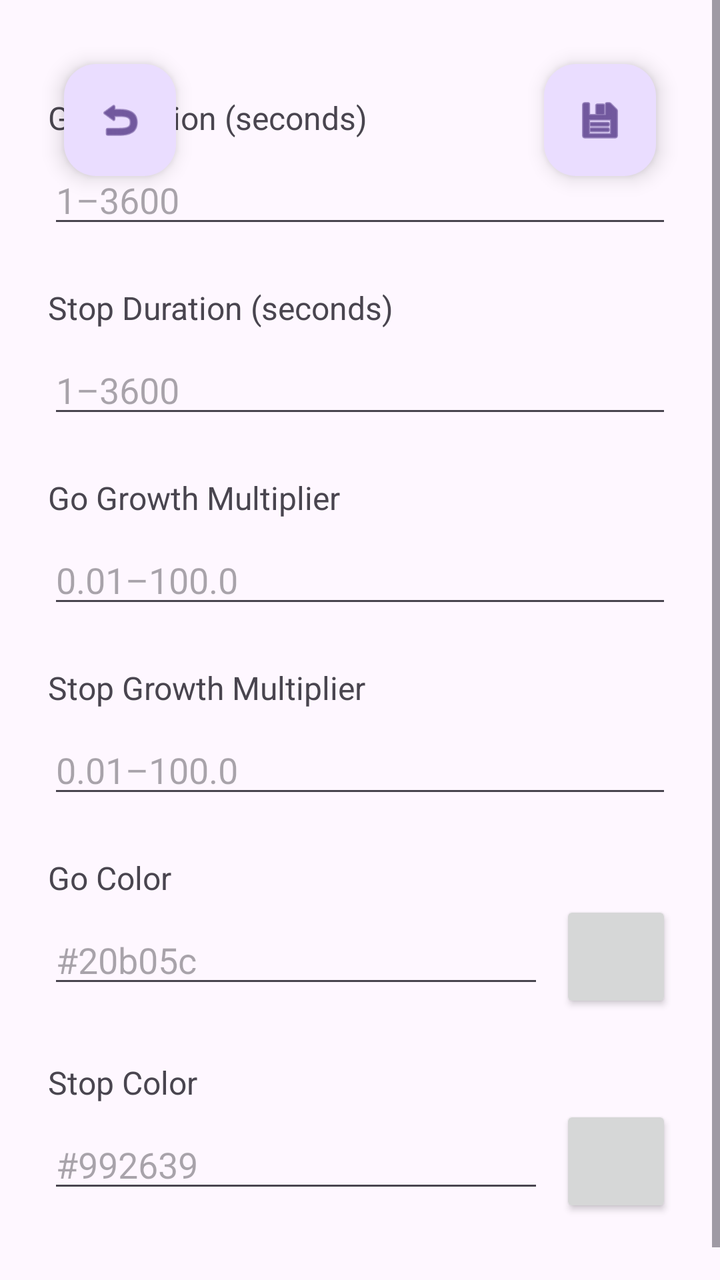
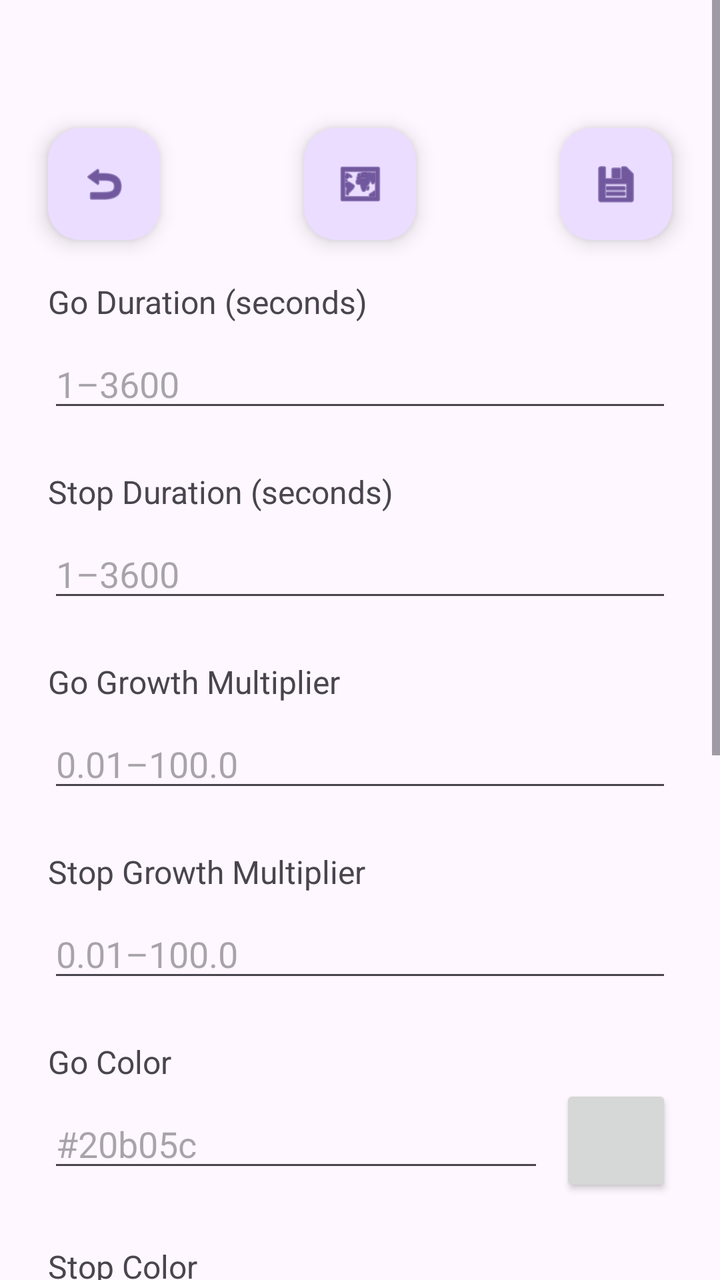

Screens rendered from an Android XML layout before and after an edit, with the pre-edit source and the edit as a unified diff.
<!-- AndroidManifest.xml: application theme Theme.StopAndGo -->
<!-- res/layout/activity_settings.xml -->
<?xml version="1.0" encoding="utf-8"?>
<androidx.coordinatorlayout.widget.CoordinatorLayout xmlns:android="http://schemas.android.com/apk/res/android"
    xmlns:app="http://schemas.android.com/apk/res-auto"
    android:layout_width="match_parent"
    android:layout_height="match_parent">

    <ScrollView
        android:layout_width="match_parent"
        android:layout_height="match_parent"
        android:clickable="true"
        android:fillViewport="true"
        android:focusable="true"
        android:focusableInTouchMode="true">

        <androidx.constraintlayout.widget.ConstraintLayout
            android:id="@+id/settings_container"
            android:layout_width="match_parent"
            android:layout_height="wrap_content"
            android:clickable="true"
            android:focusable="true"
            android:focusableInTouchMode="true"
            android:paddingStart="24dp"
            android:paddingTop="48dp"
            android:paddingEnd="24dp"
            android:paddingBottom="48dp">

            <TextView
                android:id="@+id/go_duration_label"
                android:layout_width="0dp"
                android:layout_height="wrap_content"
                android:text="@string/go_duration"
                android:textSize="16sp"
                app:layout_constraintEnd_toEndOf="parent"
                app:layout_constraintStart_toStartOf="parent"
                app:layout_constraintTop_toTopOf="parent" />

            <EditText
                android:id="@+id/go_duration_input"
                android:layout_width="0dp"
                android:layout_height="wrap_content"
                android:layout_marginTop="8dp"
                android:autofillHints=""
                android:hint="@string/go_duration_hint"
                android:inputType="number"
                app:layout_constraintEnd_toEndOf="parent"
                app:layout_constraintStart_toStartOf="parent"
                app:layout_constraintTop_toBottomOf="@id/go_duration_label" />

            <TextView
                android:id="@+id/stop_duration_label"
                android:layout_width="0dp"
                android:layout_height="wrap_content"
                android:layout_marginTop="24dp"
                android:text="@string/stop_duration"
                android:textSize="16sp"
                app:layout_constraintEnd_toEndOf="parent"
                app:layout_constraintStart_toStartOf="parent"
                app:layout_constraintTop_toBottomOf="@id/go_duration_input" />

            <EditText
                android:id="@+id/stop_duration_input"
                android:layout_width="0dp"
                android:layout_height="wrap_content"
                android:layout_marginTop="8dp"
                android:autofillHints=""
                android:hint="@string/stop_duration_hint"
                android:inputType="number"
                app:layout_constraintEnd_toEndOf="parent"
                app:layout_constraintStart_toStartOf="parent"
                app:layout_constraintTop_toBottomOf="@id/stop_duration_label" />

            <TextView
                android:id="@+id/go_growth_label"
                android:layout_width="0dp"
                android:layout_height="wrap_content"
                android:layout_marginTop="24dp"
                android:text="@string/go_growth"
                android:textSize="16sp"
                app:layout_constraintEnd_toEndOf="parent"
                app:layout_constraintStart_toStartOf="parent"
                app:layout_constraintTop_toBottomOf="@id/stop_duration_input" />

            <EditText
                android:id="@+id/go_growth_input"
                android:layout_width="0dp"
                android:layout_height="wrap_content"
                android:layout_marginTop="8dp"
                android:autofillHints=""
                android:hint="@string/go_growth_hint"
                android:inputType="numberDecimal"
                app:layout_constraintEnd_toEndOf="parent"
                app:layout_constraintStart_toStartOf="parent"
                app:layout_constraintTop_toBottomOf="@id/go_growth_label" />

            <TextView
                android:id="@+id/stop_growth_label"
                android:layout_width="0dp"
                android:layout_height="wrap_content"
                android:layout_marginTop="24dp"
                android:text="@string/stop_growth"
                android:textSize="16sp"
                app:layout_constraintEnd_toEndOf="parent"
                app:layout_constraintStart_toStartOf="parent"
                app:layout_constraintTop_toBottomOf="@id/go_growth_input" />

            <EditText
                android:id="@+id/stop_growth_input"
                android:layout_width="0dp"
                android:layout_height="wrap_content"
                android:layout_marginTop="8dp"
                android:autofillHints=""
                android:hint="@string/stop_growth_hint"
                android:inputType="numberDecimal"
                app:layout_constraintEnd_toEndOf="parent"
                app:layout_constraintStart_toStartOf="parent"
                app:layout_constraintTop_toBottomOf="@id/stop_growth_label" />

            <TextView
                android:id="@+id/go_color_label"
                android:layout_width="0dp"
                android:layout_height="wrap_content"
                android:layout_marginTop="24dp"
                android:text="@string/go_color"
                android:textSize="16sp"
                app:layout_constraintEnd_toEndOf="parent"
                app:layout_constraintStart_toStartOf="parent"
                app:layout_constraintTop_toBottomOf="@id/stop_growth_input" />

            <EditText
                android:id="@+id/go_color_input"
                android:layout_width="0dp"
                android:layout_height="wrap_content"
                android:layout_marginTop="8dp"
                android:layout_marginEnd="8dp"
                android:autofillHints=""
                android:hint="@string/go_color_hint"
                android:inputType="text"
                app:layout_constraintEnd_toStartOf="@id/go_color_picker_button"
                app:layout_constraintStart_toStartOf="parent"
                app:layout_constraintTop_toBottomOf="@id/go_color_label" />

            <Button
                android:id="@+id/go_color_picker_button"
                android:layout_width="56dp"
                android:layout_height="56dp"
                android:contentDescription="@string/pick_color"
                app:layout_constraintBottom_toBottomOf="@id/go_color_input"
                app:layout_constraintEnd_toEndOf="parent"
                app:layout_constraintTop_toTopOf="@id/go_color_input" />

            <TextView
                android:id="@+id/stop_color_label"
                android:layout_width="0dp"
                android:layout_height="wrap_content"
                android:layout_marginTop="24dp"
                android:text="@string/stop_color"
                android:textSize="16sp"
                app:layout_constraintEnd_toEndOf="parent"
                app:layout_constraintStart_toStartOf="parent"
                app:layout_constraintTop_toBottomOf="@id/go_color_picker_button" />

            <EditText
                android:id="@+id/stop_color_input"
                android:layout_width="0dp"
                android:layout_height="wrap_content"
                android:layout_marginTop="8dp"
                android:layout_marginEnd="8dp"
                android:autofillHints=""
                android:hint="@string/stop_color_hint"
                android:inputType="text"
                app:layout_constraintEnd_toStartOf="@id/stop_color_picker_button"
                app:layout_constraintStart_toStartOf="parent"
                app:layout_constraintTop_toBottomOf="@id/stop_color_label" />

            <Button
                android:id="@+id/stop_color_picker_button"
                android:layout_width="56dp"
                android:layout_height="56dp"
                android:contentDescription="@string/pick_color"
                app:layout_constraintBottom_toBottomOf="@id/stop_color_input"
                app:layout_constraintEnd_toEndOf="parent"
                app:layout_constraintTop_toTopOf="@id/stop_color_input" />

        </androidx.constraintlayout.widget.ConstraintLayout>
    </ScrollView>

    <com.google.android.material.floatingactionbutton.FloatingActionButton
        android:id="@+id/save_button"
        android:layout_width="wrap_content"
        android:layout_height="wrap_content"
        android:layout_gravity="top|end"
        android:layout_margin="32dp"
        android:contentDescription="@string/save_settings"
        app:srcCompat="@android:drawable/ic_menu_save" />

    <com.google.android.material.floatingactionbutton.FloatingActionButton
        android:id="@+id/reset_button"
        android:layout_width="wrap_content"
        android:layout_height="wrap_content"
        android:layout_gravity="top|start"
        android:layout_margin="32dp"
        android:contentDescription="@string/reset_timer"
        app:srcCompat="@android:drawable/ic_menu_revert" />

</androidx.coordinatorlayout.widget.CoordinatorLayout>
<!-- resources referenced by this layout -->
<resources>
  <string name="go_color">Go Color</string>
  <string name="go_color_hint" translatable="false">#20b05c</string>
  <string name="go_duration">Go Duration (seconds)</string>
  <string name="go_duration_hint">1–3600</string>
  <string name="go_growth">Go Growth Multiplier</string>
  <string name="go_growth_hint">0.01–100.0</string>
  <string name="pick_color">Pick Color</string>
  <string name="reset_timer">Reset Timer</string>
  <string name="save_settings">Save Settings</string>
  <string name="stop_color">Stop Color</string>
  <string name="stop_color_hint" translatable="false">#992639</string>
  <string name="stop_duration">Stop Duration (seconds)</string>
  <string name="stop_duration_hint">1–3600</string>
  <string name="stop_growth">Stop Growth Multiplier</string>
  <string name="stop_growth_hint">0.01–100.0</string>
  <style name="Theme.StopAndGo" parent="Base.Theme.StopAndGo" />
  <style name="Base.Theme.StopAndGo" parent="Theme.Material3.DayNight.NoActionBar">
      </style>
</resources>

<!-- the commit's change to res/layout/activity_settings.xml (unified diff, before → after) -->
@@ -5,24 +5,19 @@
     android:layout_height="match_parent">
 
     <ScrollView
+        android:id="@+id/settings_scroll_view"
         android:layout_width="match_parent"
         android:layout_height="match_parent"
-        android:clickable="true"
-        android:fillViewport="true"
-        android:focusable="true"
-        android:focusableInTouchMode="true">
+        android:fillViewport="true">
 
         <androidx.constraintlayout.widget.ConstraintLayout
             android:id="@+id/settings_container"
             android:layout_width="match_parent"
             android:layout_height="wrap_content"
-            android:clickable="true"
-            android:focusable="true"
-            android:focusableInTouchMode="true"
             android:paddingStart="24dp"
-            android:paddingTop="48dp"
+            android:paddingTop="140dp"
             android:paddingEnd="24dp"
-            android:paddingBottom="48dp">
+            android:paddingBottom="384dp">
 
             <TextView
                 android:id="@+id/go_duration_label"
@@ -189,16 +184,34 @@
         android:layout_width="wrap_content"
         android:layout_height="wrap_content"
         android:layout_gravity="top|end"
-        android:layout_margin="32dp"
+        android:layout_marginStart="24dp"
+        android:layout_marginTop="64dp"
+        android:layout_marginEnd="24dp"
+        android:layout_marginBottom="24dp"
         android:contentDescription="@string/save_settings"
         app:srcCompat="@android:drawable/ic_menu_save" />
+
+    <com.google.android.material.floatingactionbutton.FloatingActionButton
+        android:id="@+id/language_button"
+        android:layout_width="wrap_content"
+        android:layout_height="wrap_content"
+        android:layout_gravity="top|center_horizontal"
+        android:layout_marginStart="24dp"
+        android:layout_marginTop="64dp"
+        android:layout_marginEnd="24dp"
+        android:layout_marginBottom="24dp"
+        android:contentDescription="@string/language"
+        app:srcCompat="@android:drawable/ic_menu_mapmode" />
 
     <com.google.android.material.floatingactionbutton.FloatingActionButton
         android:id="@+id/reset_button"
         android:layout_width="wrap_content"
         android:layout_height="wrap_content"
         android:layout_gravity="top|start"
-        android:layout_margin="32dp"
+        android:layout_marginStart="24dp"
+        android:layout_marginTop="64dp"
+        android:layout_marginEnd="24dp"
+        android:layout_marginBottom="24dp"
         android:contentDescription="@string/reset_timer"
         app:srcCompat="@android:drawable/ic_menu_revert" />
 
<!-- resource entries referenced after the edit -->
@@ -3,16 +3,17 @@
   <string name="go_color">Go Color</string>
   <string name="go_color_hint" translatable="false">#20b05c</string>
   <string name="go_duration">Go Duration (seconds)</string>
-  <string name="go_duration_hint">1–3600</string>
+  <string name="go_duration_hint" translatable="false">1–3600</string>
   <string name="go_growth">Go Growth Multiplier</string>
   <string name="go_growth_hint">0.01–100.0</string>
+  <string name="language">Language</string>
   <string name="pick_color">Pick Color</string>
   <string name="reset_timer">Reset Timer</string>
   <string name="save_settings">Save Settings</string>
   <string name="stop_color">Stop Color</string>
   <string name="stop_color_hint" translatable="false">#992639</string>
   <string name="stop_duration">Stop Duration (seconds)</string>
-  <string name="stop_duration_hint">1–3600</string>
+  <string name="stop_duration_hint" translatable="false">1–3600</string>
   <string name="stop_growth">Stop Growth Multiplier</string>
   <string name="stop_growth_hint">0.01–100.0</string>
   <style name="Theme.StopAndGo" parent="Base.Theme.StopAndGo" />
